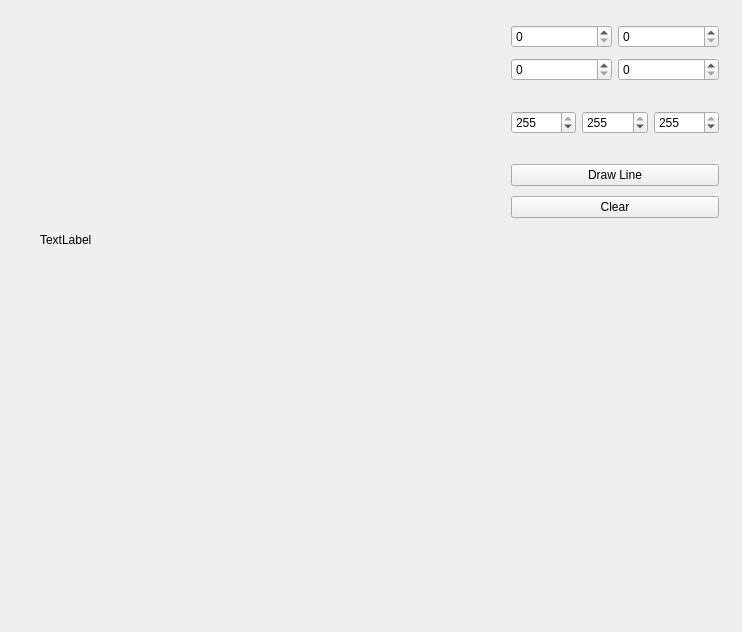
Qt form raster_graphics/mainwindow.ui (mengcz13/graphics_2016) before a commit.
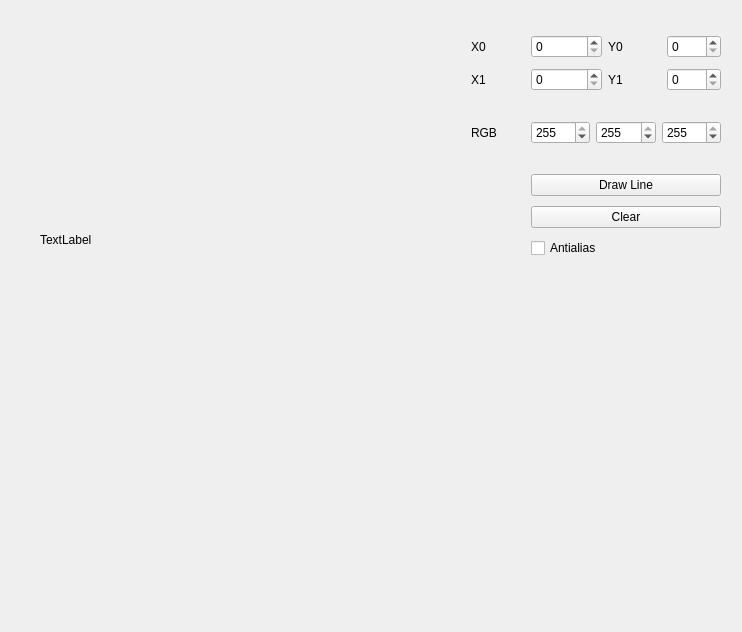
The same form after that commit.

Diff of the .ui file:
```diff
--- a/raster_graphics/mainwindow.ui
+++ b/raster_graphics/mainwindow.ui
@@ -36,16 +36,37 @@
    <widget class="QWidget" name="verticalLayoutWidget">
     <property name="geometry">
      <rect>
-      <x>500</x>
-      <y>10</y>
-      <width>230</width>
-      <height>228</height>
+      <x>460</x>
+      <y>20</y>
+      <width>272</width>
+      <height>259</height>
      </rect>
     </property>
     <layout class="QVBoxLayout" name="verticalLayout">
      <item>
       <layout class="QGridLayout" name="gridLayout">
-       <item row="6" column="0" colspan="2">
+       <item row="1" column="2">
+        <widget class="QLabel" name="label_3">
+         <property name="text">
+          <string>Y0</string>
+         </property>
+        </widget>
+       </item>
+       <item row="5" column="0">
+        <widget class="QLabel" name="label_6">
+         <property name="text">
+          <string>RGB</string>
+         </property>
+        </widget>
+       </item>
+       <item row="2" column="2">
+        <widget class="QLabel" name="label_5">
+         <property name="text">
+          <string>Y1</string>
+         </property>
+        </widget>
+       </item>
+       <item row="6" column="1" colspan="3">
         <spacer name="horizontalSpacer_2">
          <property name="orientation">
           <enum>Qt::Horizontal</enum>
@@ -58,35 +79,35 @@
          </property>
         </spacer>
        </item>
-       <item row="1" column="1">
+       <item row="1" column="3">
         <widget class="QSpinBox" name="Y0spinBox_2">
          <property name="maximum">
           <number>400</number>
          </property>
         </widget>
        </item>
-       <item row="1" column="0">
+       <item row="1" column="1">
         <widget class="QSpinBox" name="X0spinBox">
          <property name="maximum">
           <number>400</number>
          </property>
         </widget>
        </item>
-       <item row="2" column="0">
-        <widget class="QSpinBox" name="X1spinBox_3">
-         <property name="maximum">
-          <number>400</number>
-         </property>
-        </widget>
-       </item>
        <item row="2" column="1">
+        <widget class="QSpinBox" name="X1spinBox_3">
+         <property name="maximum">
+          <number>400</number>
+         </property>
+        </widget>
+       </item>
+       <item row="2" column="3">
         <widget class="QSpinBox" name="Y1spinBox_4">
          <property name="maximum">
           <number>400</number>
          </property>
         </widget>
        </item>
-       <item row="5" column="0" colspan="2">
+       <item row="5" column="1" colspan="3">
         <layout class="QHBoxLayout" name="horizontalLayout">
          <item>
           <widget class="QSpinBox" name="RspinBox_5">
@@ -120,14 +141,14 @@
          </item>
         </layout>
        </item>
-       <item row="7" column="0" colspan="2">
+       <item row="7" column="1" colspan="3">
         <widget class="QPushButton" name="DrawLinepushButton">
          <property name="text">
           <string>Draw Line</string>
          </property>
         </widget>
        </item>
-       <item row="4" column="0" colspan="2">
+       <item row="4" column="1" colspan="3">
         <spacer name="horizontalSpacer">
          <property name="orientation">
           <enum>Qt::Horizontal</enum>
@@ -140,13 +161,34 @@
          </property>
         </spacer>
        </item>
-       <item row="8" column="0" colspan="2">
+       <item row="8" column="1" colspan="3">
         <widget class="QPushButton" name="clearButton">
          <property name="text">
           <string>Clear</string>
          </property>
         </widget>
        </item>
+       <item row="1" column="0">
+        <widget class="QLabel" name="label_2">
+         <property name="text">
+          <string>X0</string>
+         </property>
+        </widget>
+       </item>
+       <item row="2" column="0">
+        <widget class="QLabel" name="label_4">
+         <property name="text">
+          <string>X1</string>
+         </property>
+        </widget>
+       </item>
+       <item row="9" column="1">
+        <widget class="QCheckBox" name="antialias_checkBox">
+         <property name="text">
+          <string>Antialias</string>
+         </property>
+        </widget>
+       </item>
       </layout>
      </item>
     </layout>
```
